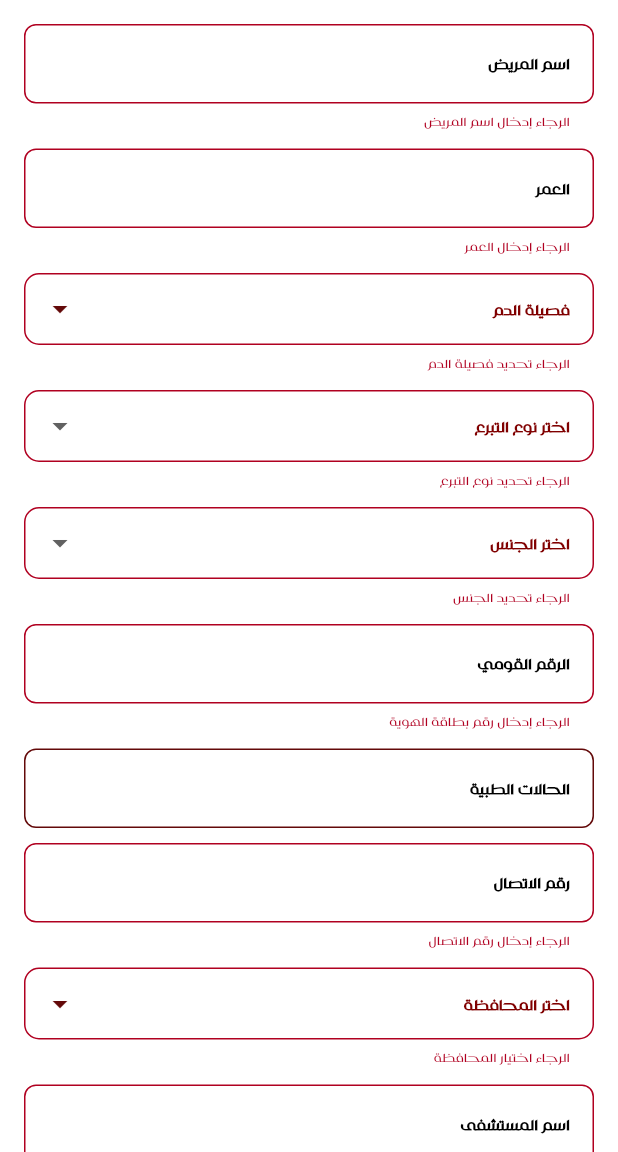
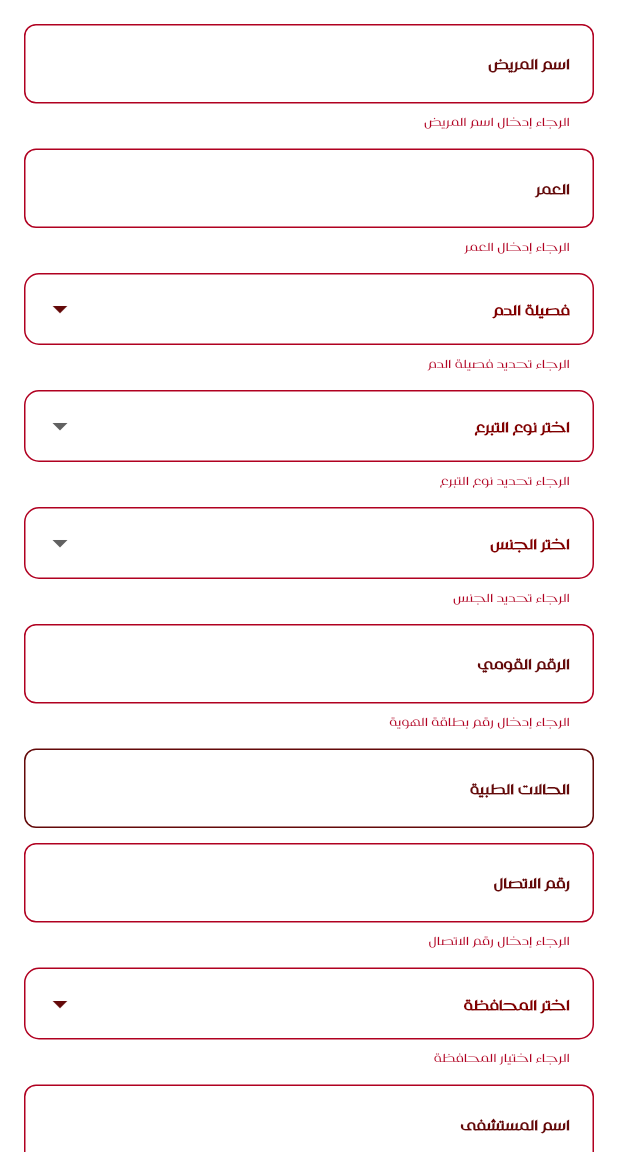
Before and after one commit to engbasel/E-blood-bank, a Flutter app: the NeedView screen opened directly, after a tap on "إضافة طلب", on a phone screen of 412 x 824 dp, the part 84-1236 px from its top. Run offline on Flutter 3.47's test engine with Material 3 defaults, Android fonts, the phone set to English and light mode, and no system bars; drawn by our look-alikes of modal_progress_hud_nsn; our stand-ins replace bloc, cloud_firestore, dartz, dash_chat_2, dio, equatable and 23 more; missing offline and left inert: flutter_facebook_auth, jumping_dot, restart_app, shorebird_code_push, tutorial_coach_mark; accounts and stored records are empty; key blocks and very long unbroken strings in the code were emptied for the run.

Commit message:
refactor add need request field's color

```diff
--- a/lib/core/widget/custom_request_text_field.dart
+++ b/lib/core/widget/custom_request_text_field.dart
@@ -46,7 +46,10 @@ class CustomRequestTextField extends StatelessWidget {
         if (textInputType == TextInputType.number)
           FilteringTextInputFormatter.digitsOnly,
       ],
-      style: TextStyles.semiBold14,
+      style: TextStyles.semiBold14.copyWith(
+        color: AppColors.primaryColor,
+      ),
+      cursorColor: AppColors.primaryColor,
       controller: controller,
       obscureText: obobscureText,
       onSaved: onSaved,
--- a/lib/feature/home/presentation/views/widget/need/add_need_request.dart
+++ b/lib/feature/home/presentation/views/widget/need/add_need_request.dart
@@ -1,4 +1,5 @@
 import 'package:blood_bank/core/helper_function/scccess_top_snak_bar.dart';
+import 'package:blood_bank/core/utils/app_colors.dart';
 import 'package:blood_bank/core/widget/blood_type_drop_down.dart';
 import 'package:blood_bank/core/widget/gender_drop_down.dart';
 import 'package:blood_bank/core/widget/custom_button.dart';
@@ -206,6 +207,7 @@ class NeedRequestState extends State<NeedRequest> {
               spacing: 10,
               children: [
                 CustomRequestTextField(
+                  hintStyle: TextStyle(color: AppColors.primaryColor),
                   controller: patientNameController,
                   hintText: 'patientName'.tr(context),
                   validator: (value) =>
@@ -215,6 +217,7 @@ class NeedRequestState extends State<NeedRequest> {
                   },
                 ),
                 CustomRequestTextField(
+                  hintStyle: TextStyle(color: AppColors.primaryColor),
                   controller: ageController,
                   textInputType: TextInputType.number,
                   validator: (value) =>
@@ -249,6 +252,7 @@ class NeedRequestState extends State<NeedRequest> {
                   },
                 ),
                 CustomRequestTextField(
+                  hintStyle: TextStyle(color: AppColors.primaryColor),
                   controller: idCardController,
                   hintText: 'nationalId'.tr(context),
                   textInputType: TextInputType.number,
@@ -259,6 +263,7 @@ class NeedRequestState extends State<NeedRequest> {
                   },
                 ),
                 CustomRequestTextField(
+                  hintStyle: TextStyle(color: AppColors.primaryColor),
                   controller: medicalConditionsController,
                   hintText: 'medicalConditions'.tr(context),
                   maxLines: 3,
@@ -267,6 +272,7 @@ class NeedRequestState extends State<NeedRequest> {
                   },
                 ),
                 CustomRequestTextField(
+                  hintStyle: TextStyle(color: AppColors.primaryColor),
                   controller: contactController,
                   hintText: 'contactNumber'.tr(context),
                   textInputType: TextInputType.phone,
@@ -285,6 +291,7 @@ class NeedRequestState extends State<NeedRequest> {
                   },
                 ),
                 CustomRequestTextField(
+                  hintStyle: TextStyle(color: AppColors.primaryColor),
                   controller: hospitalNameController,
                   hintText: 'hospitalName'.tr(context),
                   validator: (value) =>
```
